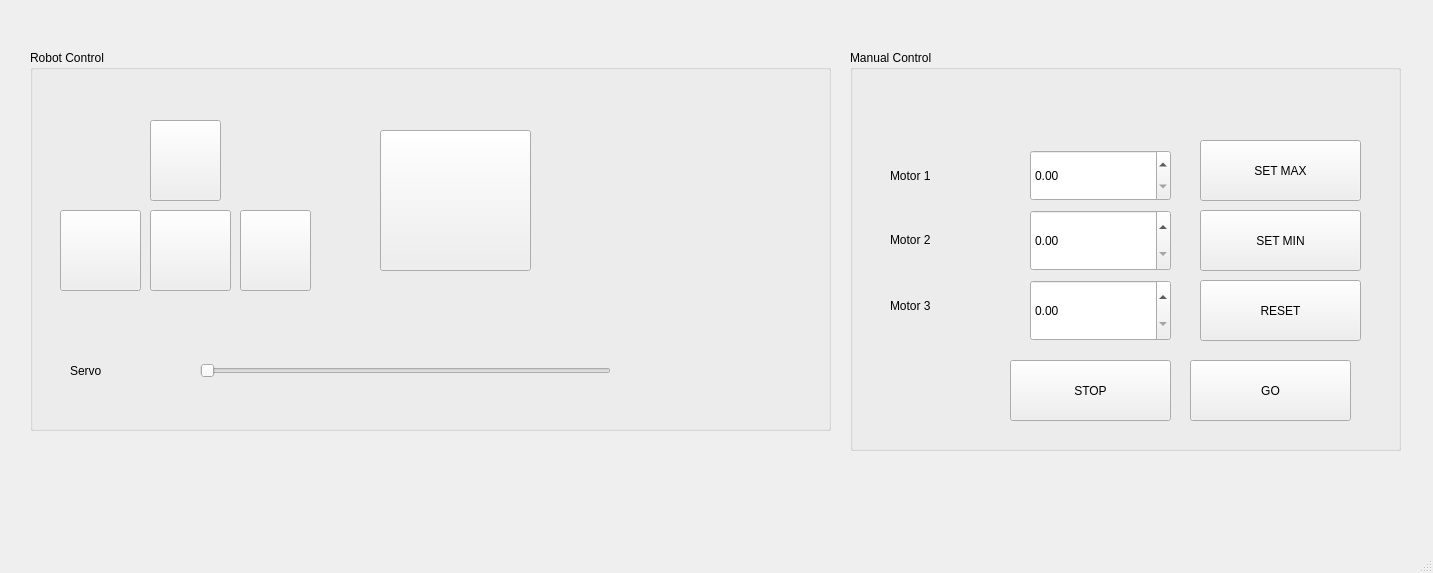
Qt form omniwheel_controller/ui/controller.ui (ismailEngineer/omniwheel-robot) before a commit.
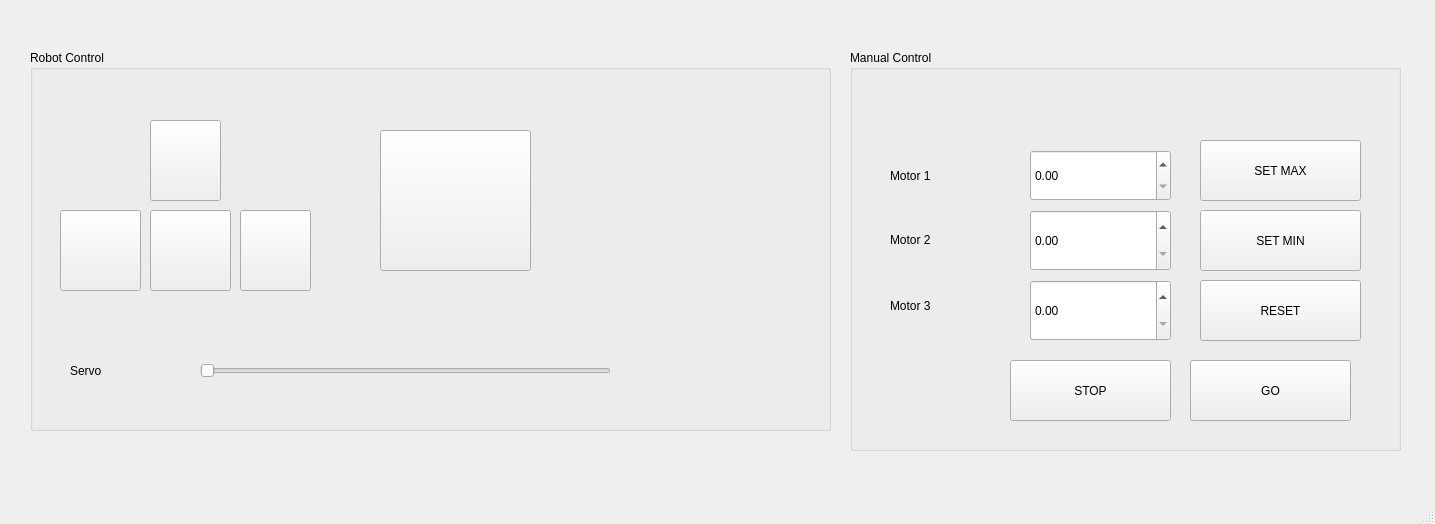
The same form after that commit. Icons and pictures are not drawn.

Commit message: add dynamics to button and input boxes

```diff
--- a/omniwheel_controller/ui/controller.ui
+++ b/omniwheel_controller/ui/controller.ui
@@ -6,8 +6,8 @@
    <rect>
     <x>0</x>
     <y>0</y>
-    <width>1433</width>
-    <height>573</height>
+    <width>1435</width>
+    <height>524</height>
    </rect>
   </property>
   <property name="windowTitle">
```
Left out of the diff: 25 changed lines with no effect on the pictures. The commit also changes 1 other file.
